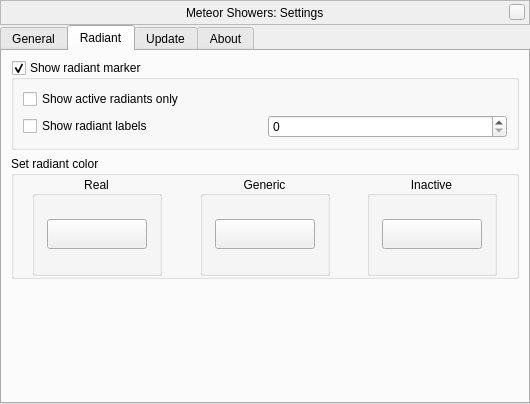
Qt form plugins/MeteorShowers/src/gui/MSConfigDialog.ui (519984307/stellarium_src) before a commit.
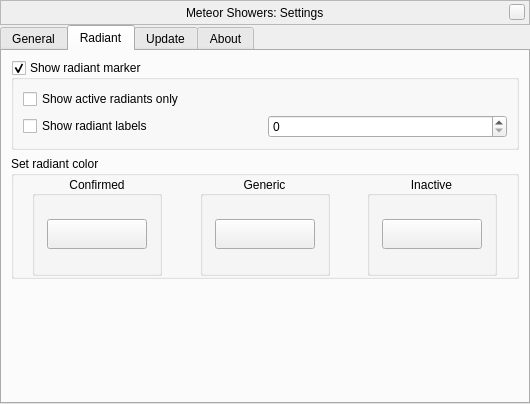
The same form after that commit. The open tabs and pages were chosen to show the change. Custom widgets are drawn as their Qt base class.

Commit message: cosmetic fix - renames from 'real data' to 'confirmed data'

Patch:
```diff
--- a/plugins/MeteorShowers/src/gui/MSConfigDialog.ui
+++ b/plugins/MeteorShowers/src/gui/MSConfigDialog.ui
@@ -396,7 +396,7 @@
              <string>Active Radiant - Real Data</string>
             </property>
             <property name="title">
-             <string>Real</string>
+             <string>Confirmed</string>
             </property>
             <property name="alignment">
              <set>Qt::AlignCenter</set>
```
Left out of the diff: 8 changed lines with no effect on the pictures. The commit also changes 7 other files.
